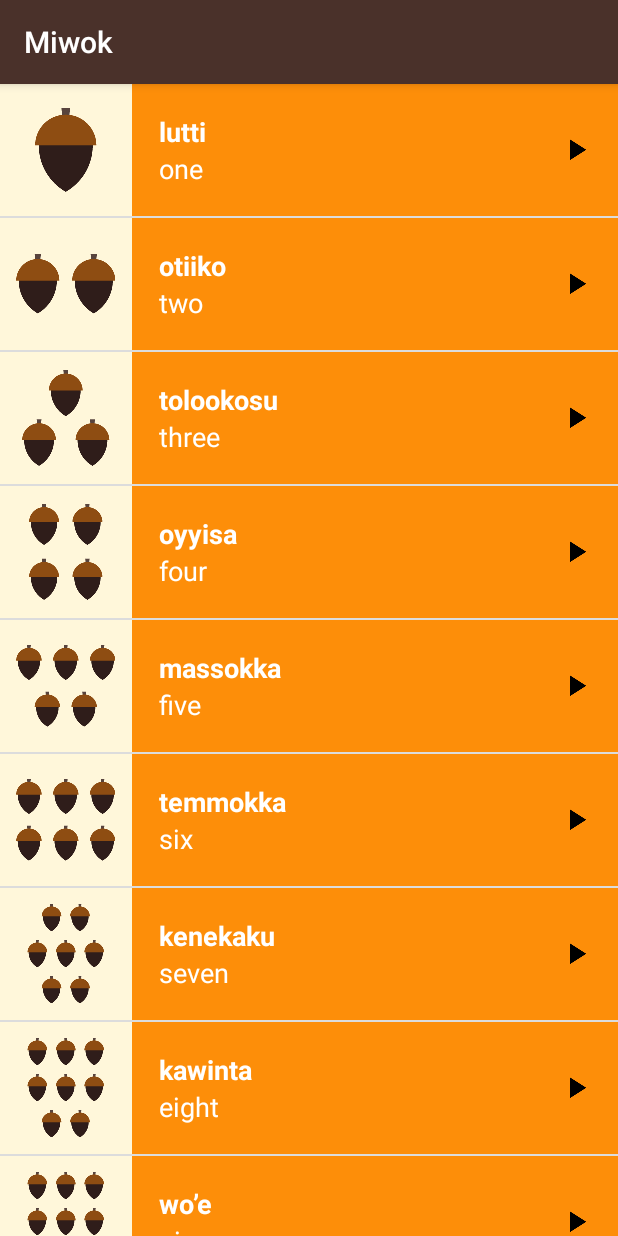
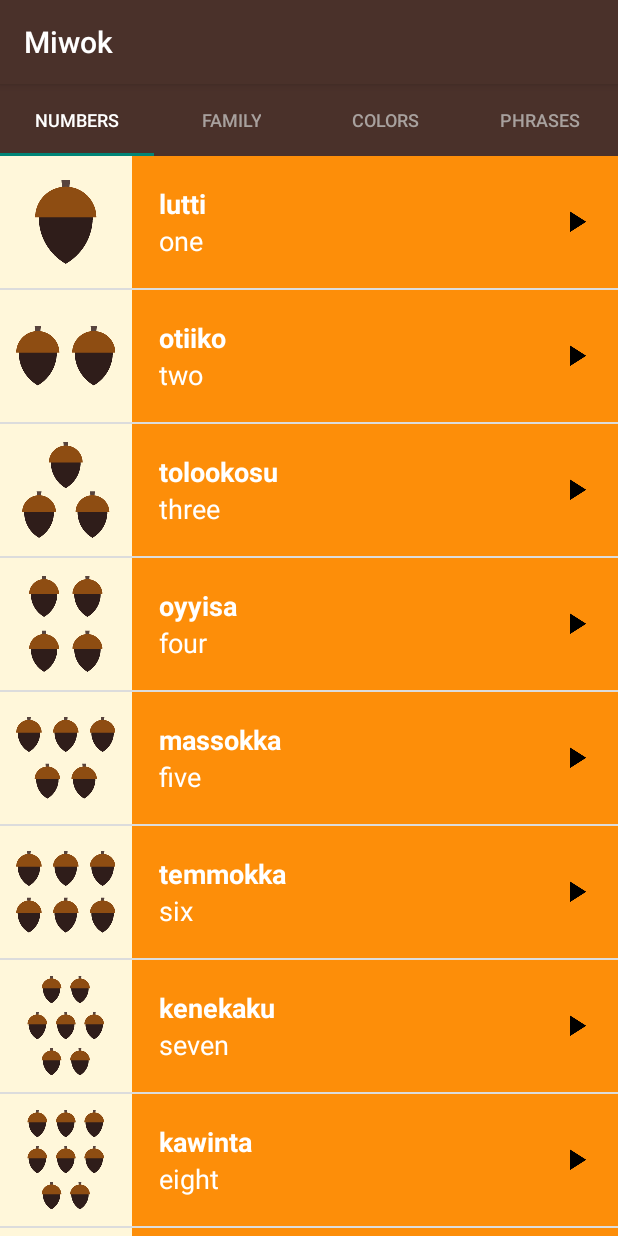
Before and after one commit to pokehei2/ud839_Miwok_Starter_code, an Android app: the screen it shows after launch (MainActivity), on a phone screen of 412 x 824 dp. Run offline under Robolectric (Android 15) with nearby library versions, the phone set to English and light mode, and no system bars.

Commit message:
Tab layout added, end of lesson 5 -verson 1.0
End of the "Android Basics: Multiscreen Apps" course in lesson 5

```diff
--- a/app/src/main/java/com/example/android/miwok/CategoryAdapter.java
+++ b/app/src/main/java/com/example/android/miwok/CategoryAdapter.java
@@ -1,10 +1,13 @@
 package com.example.android.miwok;
 
+import android.content.Context;
 import android.support.v4.app.Fragment;
 import android.support.v4.app.FragmentManager;
 import android.support.v4.app.FragmentPagerAdapter;
 
 public class CategoryAdapter extends FragmentPagerAdapter {
+    private String tabTitles[] = new String[]{"Numbers", "Family", "Colors", "Phrases"};
+    private Context context;
 
     public CategoryAdapter(FragmentManager fm) {
         super(fm);
@@ -27,4 +30,10 @@ public class CategoryAdapter extends FragmentPagerAdapter {
     public int getCount() {
         return 4;
     }
+
+    @Override
+    public CharSequence getPageTitle(int position) {
+        // Generate title based on item position
+        return tabTitles[position];
+    }
 }
--- a/app/src/main/java/com/example/android/miwok/MainActivity.java
+++ b/app/src/main/java/com/example/android/miwok/MainActivity.java
@@ -16,6 +16,7 @@
 package com.example.android.miwok;
 
 import android.os.Bundle;
+import android.support.design.widget.TabLayout;
 import android.support.v4.view.ViewPager;
 import android.support.v7.app.AppCompatActivity;
 
@@ -36,5 +37,9 @@ public class MainActivity extends AppCompatActivity {
 
         // Set the adapter onto the view pager
         viewPager.setAdapter(adapter);
+
+        // Give the TabLayout the ViewPager
+        TabLayout tabLayout = (TabLayout) findViewById(R.id.sliding_tabs);
+        tabLayout.setupWithViewPager(viewPager);
     }
 }
--- a/app/src/main/res/layout/activity_main.xml
+++ b/app/src/main/res/layout/activity_main.xml
@@ -1,14 +1,24 @@
-<LinearLayout
-    xmlns:android="http://schemas.android.com/apk/res/android"
-    xmlns:tools="http://schemas.android.com/tools"
+<?xml version="1.0" encoding="utf-8"?>
+<LinearLayout xmlns:android="http://schemas.android.com/apk/res/android"
+    xmlns:app="http://schemas.android.com/apk/res-auto"
     android:layout_width="match_parent"
     android:layout_height="match_parent"
-    android:orientation="vertical"
-    tools:context="com.example.android.viewpager.MainActivity">
+    android:orientation="vertical">
+
+    <android.support.design.widget.TabLayout
+        android:id="@+id/sliding_tabs"
+        android:layout_width="match_parent"
+        android:layout_height="wrap_content"
+        app:tabMode="fixed"
+        android:background="@color/primary_color"
+        style="@style/TabLayout"
+        app:tabTextAppearance="@style/AppTabTextAppearance"
+        />
 
     <android.support.v4.view.ViewPager
         android:id="@+id/viewpager"
         android:layout_width="match_parent"
-        android:layout_height="match_parent" />
+        android:layout_height="match_parent"
+        />
 
 </LinearLayout>
--- a/app/src/main/res/layout/activity_numbers_reference.xml
+++ /dev/null
@@ -1,11 +0,0 @@
-<ListView xmlns:android="http://schemas.android.com/apk/res/android"
-    xmlns:tools="http://schemas.android.com/tools"
-    android:id="@+id/list"
-    android:orientation="vertical"
-    android:layout_width="match_parent"
-    android:layout_height="match_parent"
-    android:paddingBottom="@dimen/activity_vertical_margin"
-    android:paddingLeft="@dimen/activity_horizontal_margin"
-    android:paddingRight="@dimen/activity_horizontal_margin"
-    android:paddingTop="@dimen/activity_vertical_margin"
-    tools:context="com.example.android.miwok.NumbersActivity"/>
--- a/app/src/main/res/values/styles.xml
+++ b/app/src/main/res/values/styles.xml
@@ -19,6 +19,17 @@
         <item name="colorPrimaryDark">@color/primary_dark_color</item>
     </style>
 
+    <style name="TabLayout" parent="Widget.Design.TabLayout">
+        <item name="tabBackground">@color/primary_color</item>
+        <item name="tabTextAppearance">@style/AppTabTextAppearance</item>
+        <item name="tabSelectedTextColor">#FFFFFF</item>
+    </style>
+    <style name="AppTabTextAppearance" parent="TextAppearance.Design.Tab">
+        <item name="android:textSize">12sp</item>
+        <item name="android:textColor">#A8A19E</item>
+        <item name="textAllCaps">true</item>
+    </style>
+
     <!-- Style for a category of vocabulary words -->
     <style name="CategoryStyle">
         <item name="android:layout_width">match_parent</item>
```
